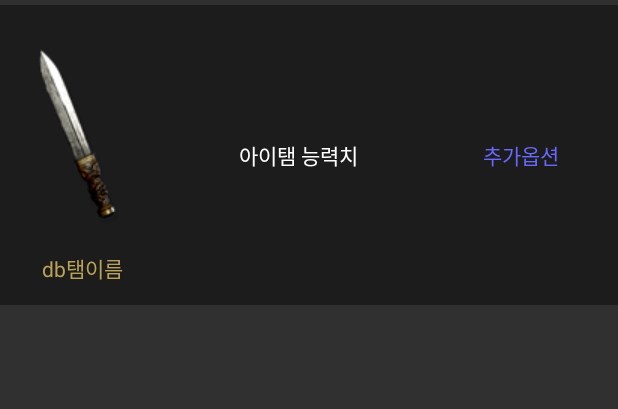
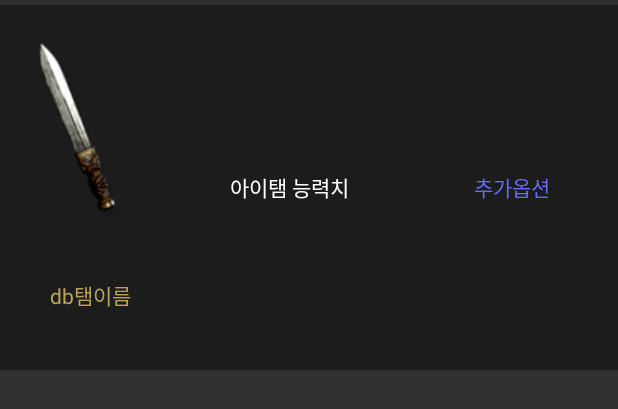
Before and after one commit to Yamsam2/d2db, an Android app: the layout frame_item.xml on its own in the app's theme, with its tools: preview values and no code run, on a phone screen of 412 x 824 dp. Shown: the top 409 px of the screen. Run offline under Robolectric (Android 15) with nearby library versions, the phone set to English and light mode, and no system bars.

Commit message:
백앤드 작업 및 리스트 변경

```diff
--- a/app/src/main/AndroidManifest.xml
+++ b/app/src/main/AndroidManifest.xml
@@ -5,6 +5,7 @@
     <uses-permission android:name="android.permission.INTERNET"/>
 
     <application
+        android:usesCleartextTraffic="true"
         android:allowBackup="true"
         android:icon="@mipmap/ic_launcher"
         android:label="@string/app_name"
--- a/app/src/main/java/com/example/d2db/MainActivity.java
+++ b/app/src/main/java/com/example/d2db/MainActivity.java
@@ -20,7 +20,7 @@ import retrofit2.Response;
 public class MainActivity extends AppCompatActivity {
 
     private RecyclerView recyclerView;
-    ItemDTO_Adapter itemdtoAdapter;
+    private ItemDTO_Adapter itemdtoAdapter;
     LinearLayoutManager manager;
     ArrayAdapter<String> adapter_items;
     @Override
--- a/app/src/main/res/layout/frame_item.xml
+++ b/app/src/main/res/layout/frame_item.xml
@@ -1,18 +1,19 @@
 <?xml version="1.0" encoding="utf-8"?>
 <LinearLayout xmlns:android="http://schemas.android.com/apk/res/android"
     android:layout_width="match_parent"
-    android:layout_height="match_parent">
+    android:layout_height="250dp">
 
     <!--아이탬 리스트-->
     <LinearLayout
         android:layout_width="match_parent"
-        android:layout_height="wrap_content"
+        android:layout_height="match_parent"
         android:orientation="horizontal"
         android:background="#a0111111"
-        android:layout_marginVertical="3dp">
+        android:layout_marginVertical="3dp"
+        >
         <LinearLayout
             android:layout_width="120dp"
-            android:layout_height="200dp"
+            android:layout_height="match_parent"
             android:orientation="vertical">
             <ImageView
                 android:id="@+id/item_img"
@@ -22,11 +23,11 @@
                 android:layout_marginRight="15dp"
                 android:layout_marginLeft="5dp"
                 android:layout_gravity="center"
-                android:layout_marginTop="20dp"/>
+                android:layout_marginTop="15dp"/>
             <TextView
                 android:id="@+id/text_item_name"
-                android:layout_width="110dp"
-                android:layout_height="55dp"
+                android:layout_width="match_parent"
+                android:layout_height="match_parent"
                 android:text="db탬이름"
                 android:textSize="14dp"
                 android:textColor="#bba258"
@@ -39,24 +40,22 @@
             android:orientation="horizontal">
         <TextView
             android:id="@+id/item_stat"
-            android:layout_width="wrap_content"
+            android:layout_width="match_parent"
             android:layout_height="match_parent"
             android:layout_weight="1"
             android:text="아이탬 능력치"
             android:textColor="#ffffff"
             android:textSize="14dp"
-            android:layout_marginVertical="10dp"
             android:gravity="center"/>
         <TextView
             android:id="@+id/item_option"
-            android:layout_width="wrap_content"
+            android:layout_width="match_parent"
             android:layout_height="match_parent"
             android:layout_weight="1"
             android:text="추가옵션"
             android:textColor="#6969ff"
             android:textSize="14dp"
             android:layout_marginLeft="5dp"
-            android:layout_marginVertical="10dp"
             android:gravity="center"/>
 <!--        <Button-->
 <!--            android:id="@+id/btn_bookmark"-->
```
Also changed, not shown: app/src/main/java/com/example/d2db/ItemDTO.java (+1 -11 lines), app/src/main/java/com/example/d2db/ItemDTO_Adapter.java (+12 -6 lines), app/src/main/java/com/example/d2db/ListItem.java (deleted, +0 -77 lines).
